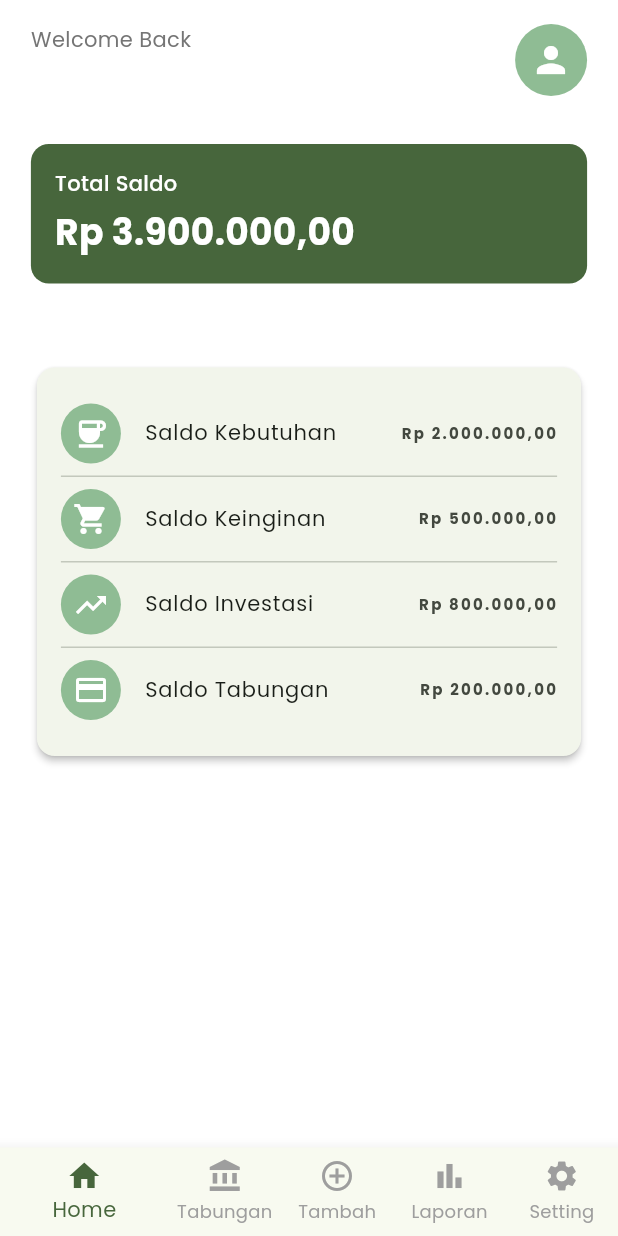
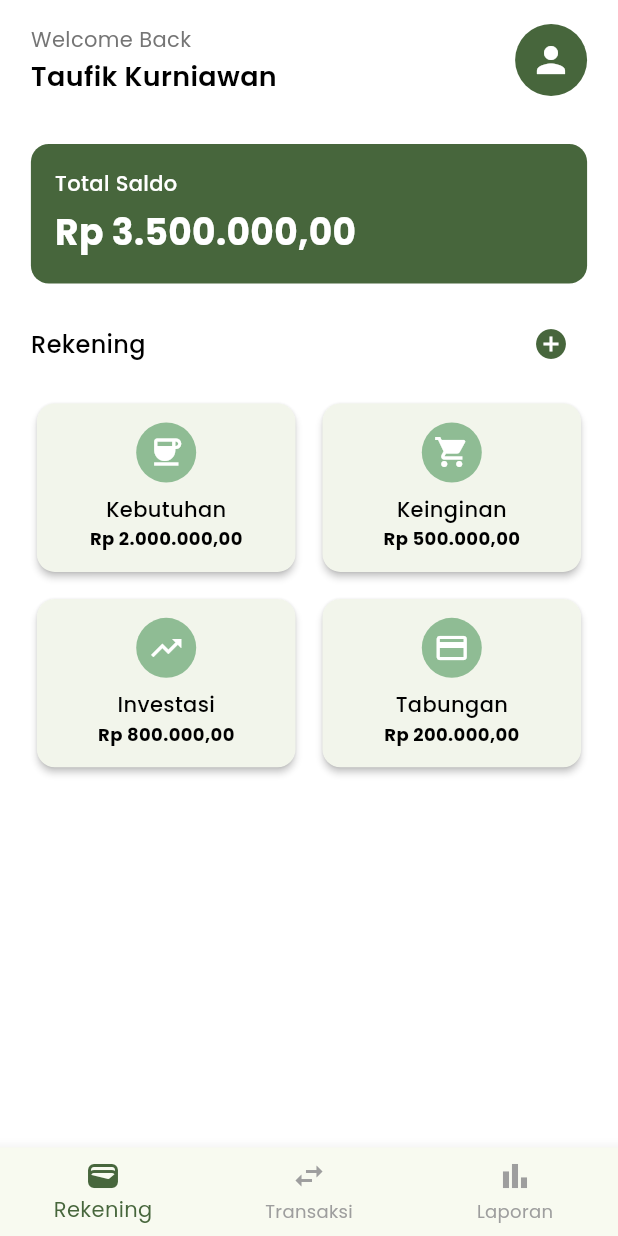
Before and after one commit to brotherzhafif/manajemen_keuangan, a Flutter app: the screen it shows after launch, on a phone screen of 412 x 824 dp. Run offline on Flutter 3.47's test engine with Material 3 defaults, Android fonts, the phone set to English and light mode, and no system bars; our stand-ins replace firebase_core, google_fonts; accounts and stored records are empty.

Commit message:
tambah rekening, tambah transaksi

```diff
--- /dev/null
+++ b/lib/models/account_model.dart
@@ -0,0 +1,32 @@
+class Account {
+  final String id;
+  final String name;
+  final double balance;
+  final String iconPath; // Path ke icon SVG atau nama icon dari material icons
+
+  Account({
+    required this.id,
+    required this.name,
+    required this.balance,
+    required this.iconPath,
+  });
+
+  // Untuk konversi dari dan ke JSON jika diperlukan nanti
+  Map<String, dynamic> toJson() {
+    return {
+      'id': id,
+      'name': name,
+      'balance': balance,
+      'iconPath': iconPath,
+    };
+  }
+
+  factory Account.fromJson(Map<String, dynamic> json) {
+    return Account(
+      id: json['id'],
+      name: json['name'],
+      balance: json['balance'],
+      iconPath: json['iconPath'],
+    );
+  }
+}
--- a/lib/screens/home/home_screen.dart
+++ b/lib/screens/home/home_screen.dart
@@ -1,9 +1,9 @@
 import 'package:flutter/material.dart';
 import 'package:google_fonts/google_fonts.dart';
 import 'package:intl/intl.dart';
-
-import '../budget/budget_detail_screen.dart';
-import '../profile/profile_screen.dart';
+import '../../models/account_model.dart';
+import '../account/add_account_screen.dart';
+import '../transaction/add_transaction_screen.dart';
 
 class HomeScreen extends StatefulWidget {
   const HomeScreen({super.key});
@@ -15,7 +15,35 @@ class HomeScreen extends StatefulWidget {
 class _HomeScreenState extends State<HomeScreen> {
   int _currentIndex = 0;
   final String _userName = "Taufik Kurniawan";
-  final double _totalBalance = 3900000.00;
+  final double _totalBalance = 3500000.00; // Total saldo tetap untuk UI
+
+  // Data untuk rekening (menggunakan kategori anggaran)
+  final List<Account> _accounts = [
+    Account(
+      id: '1',
+      name: 'Kebutuhan',
+      balance: 2000000.00,
+      iconPath: 'Icons.coffee',
+    ),
+    Account(
+      id: '2',
+      name: 'Keinginan',
+      balance: 500000.00,
+      iconPath: 'Icons.shopping_cart',
+    ),
+    Account(
+      id: '3',
+      name: 'Investasi',
+      balance: 800000.00,
+      iconPath: 'Icons.trending_up',
+    ),
+    Account(
+      id: '4',
+      name: 'Tabungan',
+      balance: 200000.00,
+      iconPath: 'Icons.credit_card',
+    ),
+  ];
 
   // Format currency
   final NumberFormat currencyFormatter = NumberFormat.currency(
@@ -24,44 +52,37 @@ class _HomeScreenState extends State<HomeScreen> {
     decimalDigits: 2,
   );
 
-  // Data untuk kategori anggaran
-  final List<Map<String, dynamic>> _budgetCategories = [
-    {
-      'name': 'Kebutuhan',
-      'icon': Icons.coffee,
-      'amount': 2000000.00,
-    },
-    {
-      'name': 'Keinginan',
-      'icon': Icons.shopping_cart,
-      'amount': 500000.00,
-    },
-    {
-      'name': 'Investasi',
-      'icon': Icons.trending_up,
-      'amount': 800000.00,
-    },
-    {
-      'name': 'Tabungan',
-      'icon': Icons.credit_card,
-      'amount': 200000.00,
-    },
-  ];
+  @override
+  void initState() {
+    super.initState();
+  }
 
-  @override
-  Widget build(BuildContext context) {
-    // Mendapatkan ukuran layar untuk responsivitas
+  // Method untuk mengkonversi string iconPath menjadi IconData
+  IconData _getIconFromPath(String iconPath) {
+    switch (iconPath) {
+      case 'Icons.coffee':
+        return Icons.coffee;
+      case 'Icons.shopping_cart':
+        return Icons.shopping_cart;
+      case 'Icons.trending_up':
+        return Icons.trending_up;
+      case 'Icons.credit_card':
+        return Icons.credit_card;
+      default:
+        return Icons.account_balance_wallet;
+    }
+  }
+
+
+
+  // Widget untuk setiap tab
+  Widget _buildRekeningTab() {
     final screenSize = MediaQuery.of(context).size;
-    final horizontalPadding = screenSize.width * 0.05; // 5% dari lebar layar
-
-    // Warna yang digunakan
+    final horizontalPadding = screenSize.width * 0.05;
     const Color primaryColor = Color(0xFF47663C);
     const Color lightGreenColor = Color(0xFF8FBC94);
 
-    return Scaffold(
-      backgroundColor: Colors.white,
-      body: SafeArea(
-        child: SingleChildScrollView(
+    return SingleChildScrollView(
       child: Column(
         crossAxisAlignment: CrossAxisAlignment.start,
         children: [
@@ -89,6 +110,7 @@ class _HomeScreenState extends State<HomeScreen> {
                       style: GoogleFonts.poppins(
                         fontSize: 18,
                         fontWeight: FontWeight.w600,
+                        color: Colors.black,
                       ),
                     ),
                   ],
@@ -96,16 +118,11 @@ class _HomeScreenState extends State<HomeScreen> {
                 GestureDetector(
                   onTap: () {
                     // Navigasi ke halaman profil
-                        Navigator.push(
-                          context,
-                          MaterialPageRoute(
-                            builder: (context) => const ProfileScreen(),
-                          ),
-                        );
+                    // Navigator.pushNamed(context, '/profile');
                   },
                   child: CircleAvatar(
                     radius: 24,
-                        backgroundColor: lightGreenColor,
+                    backgroundColor: const Color(0xFF47663C),
                     child: const Icon(
                       Icons.person,
                       color: Colors.white,
@@ -153,70 +170,88 @@ class _HomeScreenState extends State<HomeScreen> {
             ),
           ),
 
-              // Section Anggaran
+          // Section Rekening
           Padding(
             padding: EdgeInsets.symmetric(horizontal: horizontalPadding),
             child: Column(
               crossAxisAlignment: CrossAxisAlignment.start,
               children: [
+                Row(
+                  mainAxisAlignment: MainAxisAlignment.spaceBetween,
+                  children: [
                     Text(
-                      'Anggaran',
+                      'Rekening',
                       style: GoogleFonts.poppins(
                         fontSize: 16,
                         fontWeight: FontWeight.w500,
+                        color: Colors.black,
                       ),
                     ),
+                    IconButton(
+                      icon: const Icon(Icons.add_circle, color: Color(0xFF47663C)),
+                      onPressed: () {
+                        Navigator.push(
+                          context,
+                          MaterialPageRoute(
+                            builder: (context) => const AddAccountScreen(),
+                          ),
+                        );
+                      },
+                    ),
+                  ],
+                ),
                 const SizedBox(height: 12),
-                    Card(
+                GridView.builder(
+                  shrinkWrap: true,
+                  physics: const NeverScrollableScrollPhysics(),
+                  gridDelegate: const SliverGridDelegateWithFixedCrossAxisCount(
+                    crossAxisCount: 2,
+                    crossAxisSpacing: 10,
+                    mainAxisSpacing: 10,
+                    childAspectRatio: 1.5,
+                  ),
+                  itemCount: _accounts.length,
+                  itemBuilder: (context, index) {
+                    final account = _accounts[index];
+                    return Card(
                       elevation: 2,
                       shape: RoundedRectangleBorder(
                         borderRadius: BorderRadius.circular(12),
                       ),
                       child: Padding(
-                        padding: const EdgeInsets.all(16),
-                        child: ListView.separated(
-                          shrinkWrap: true,
-                          physics: const NeverScrollableScrollPhysics(),
-                          itemCount: _budgetCategories.length,
-                          separatorBuilder: (context, index) => const Divider(height: 1),
-                          itemBuilder: (context, index) {
-                            final category = _budgetCategories[index];
-                            return ListTile(
-                              contentPadding: EdgeInsets.zero,
-                              leading: CircleAvatar(
+                        padding: const EdgeInsets.all(12),
+                        child: Column(
+                          mainAxisAlignment: MainAxisAlignment.center,
+                          children: [
+                            CircleAvatar(
                               backgroundColor: lightGreenColor,
                               child: Icon(
-                                  category['icon'],
+                                _getIconFromPath(account.iconPath),
                                 color: Colors.white,
                               ),
                             ),
-                              title: Text(
-                                'Saldo ${category['name']}',
+                            const SizedBox(height: 8),
+                            Text(
+                              account.name,
                               style: GoogleFonts.poppins(
                                 fontSize: 14,
+                                fontWeight: FontWeight.w500,
+                                color: Colors.black,
                               ),
                             ),
-                              trailing: Text(
-                                currencyFormatter.format(category['amount']),
+                            Text(
+                              currencyFormatter.format(account.balance),
                               style: GoogleFonts.poppins(
+                                fontSize: 12,
                                 fontWeight: FontWeight.bold,
+                                color: Colors.black,
                               ),
                             ),
-                              onTap: () {
-                                // Navigasi ke halaman detail kategori
-                                Navigator.push(
-                                  context,
-                                  MaterialPageRoute(
-                                    builder: (context) => BudgetDetailScreen(
-                                      category: category,
+                          ],
                         ),
                       ),
                     );
                   },
-                            );
-                          },
-                        ),
-                      ),
                 ),
               ],
             ),
@@ -226,10 +261,93 @@ class _HomeScreenState extends State<HomeScreen> {
           const SizedBox(height: 24),
         ],
       ),
+    );
+  }
+
+  // Widget untuk tab transaksi
+  Widget _buildTransaksiTab() {
+    return const AddTransactionScreen();
+  }
+
+  // Widget untuk tab laporan
+  Widget _buildLaporanTab() {
+    final screenSize = MediaQuery.of(context).size;
+    final horizontalPadding = screenSize.width * 0.05;
+
+    return SingleChildScrollView(
+      child: Padding(
+        padding: EdgeInsets.symmetric(
+          horizontal: horizontalPadding,
+          vertical: 16,
+        ),
+        child: Column(
+          crossAxisAlignment: CrossAxisAlignment.start,
+          children: [
+            Text(
+              'Laporan Keuangan',
+              style: GoogleFonts.poppins(
+                fontSize: 24,
+                fontWeight: FontWeight.w600,
+                color: Colors.black,
               ),
             ),
+            const SizedBox(height: 16),
+            Container(
+              width: double.infinity,
+              padding: const EdgeInsets.all(24),
+              decoration: BoxDecoration(
+                color: Colors.grey[100],
+                borderRadius: BorderRadius.circular(12),
+              ),
+              child: Column(
+                children: [
+                  Icon(
+                    Icons.bar_chart,
+                    size: 64,
+                    color: Colors.grey[400],
+                  ),
+                  const SizedBox(height: 16),
+                  Text(
+                    'Fitur Laporan',
+                    style: GoogleFonts.poppins(
+                      fontSize: 18,
+                      fontWeight: FontWeight.w600,
+                      color: Colors.grey[600],
+                    ),
+                  ),
+                  const SizedBox(height: 8),
+                  Text(
+                    'Akan segera hadir',
+                    style: GoogleFonts.poppins(
+                      fontSize: 14,
+                      color: Colors.grey[500],
+                    ),
+                  ),
+                ],
+              ),
+            ),
+          ],
+        ),
+      ),
+    );
+  }
 
-      // Bottom Navigation Bar
+  @override
+  Widget build(BuildContext context) {
+    const Color primaryColor = Color(0xFF47663C);
+
+    // List widget untuk setiap tab
+    final List<Widget> pages = [
+      _buildRekeningTab(),
+      _buildTransaksiTab(),
+      _buildLaporanTab(),
+    ];
+
+    return Scaffold(
+      backgroundColor: Colors.white,
+      body: SafeArea(
+        child: pages[_currentIndex],
+      ),
       bottomNavigationBar: BottomNavigationBar(
         currentIndex: _currentIndex,
         selectedItemColor: primaryColor,
@@ -243,24 +361,16 @@ class _HomeScreenState extends State<HomeScreen> {
         },
         items: const [
           BottomNavigationBarItem(
-            icon: Icon(Icons.home),
-            label: 'Home',
+            icon: Icon(Icons.wallet),
+            label: 'Rekening',
           ),
           BottomNavigationBarItem(
-            icon: Icon(Icons.account_balance),
-            label: 'Tabungan',
-          ),
-          BottomNavigationBarItem(
-            icon: Icon(Icons.add_circle_outline),
-            label: 'Tambah',
+            icon: Icon(Icons.swap_horiz),
+            label: 'Transaksi',
           ),
           BottomNavigationBarItem(
             icon: Icon(Icons.bar_chart),
             label: 'Laporan',
-          ),
-          BottomNavigationBarItem(
-            icon: Icon(Icons.settings),
-            label: 'Setting',
           ),
         ],
       ),
```
Also changed, not shown: lib/screens/account/add_account_screen.dart (added, +154 -0 lines), lib/screens/transaction/add_transaction_screen.dart (added, +255 -0 lines). Lines whose indentation alone changed are shown as unchanged.
